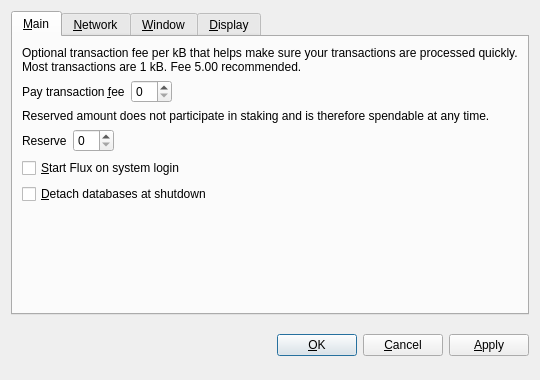
This is src/qt/forms/optionsdialog.ui in CryptoBackroom/Backup as Qt 5 draws it before an edit. The edited form follows.
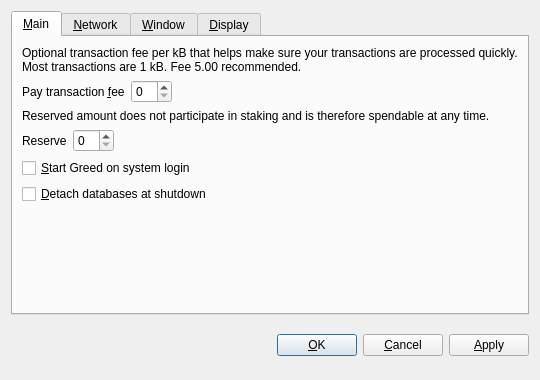
This is the edited form. Custom widgets are drawn as their Qt base class.

Commit message: greed rebrand (in-files)

```diff
--- a/src/qt/forms/optionsdialog.ui
+++ b/src/qt/forms/optionsdialog.ui
@@ -128,7 +128,7 @@
           <string>Automatically start Flux after logging in to the system.</string>
          </property>
          <property name="text">
-          <string>&amp;Start Flux on system login</string>
+          <string>&amp;Start Greed on system login</string>
          </property>
         </widget>
        </item>
```
Left out of the diff: 10 changed lines with no effect on the pictures. The commit also changes 158 other files.
